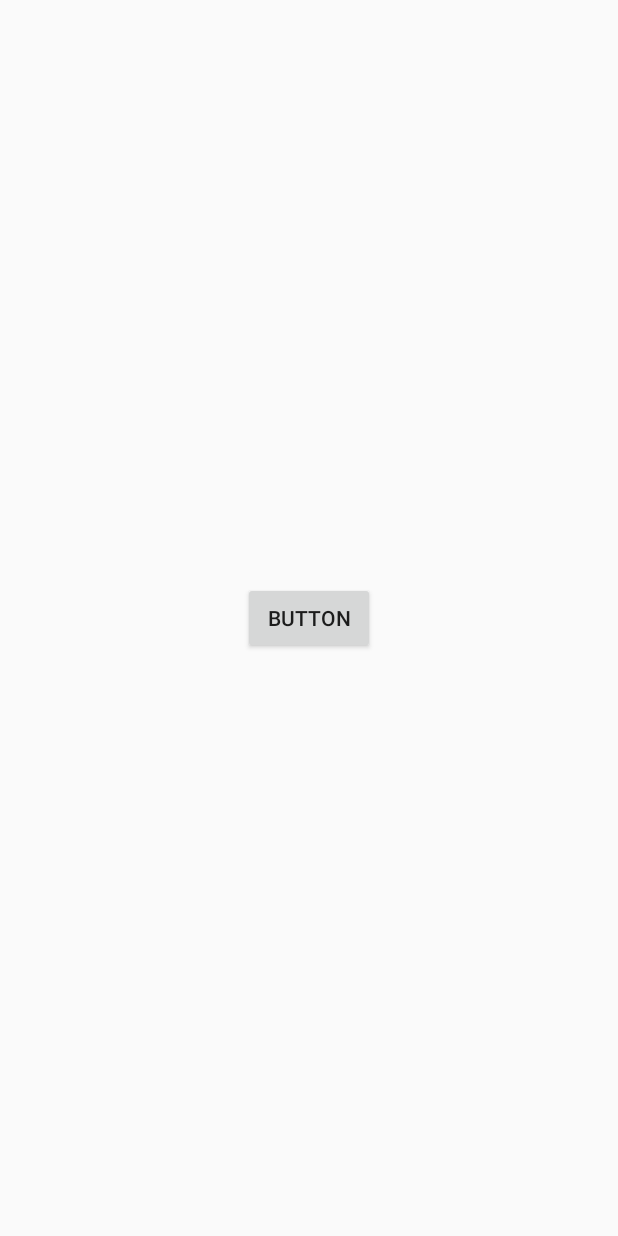
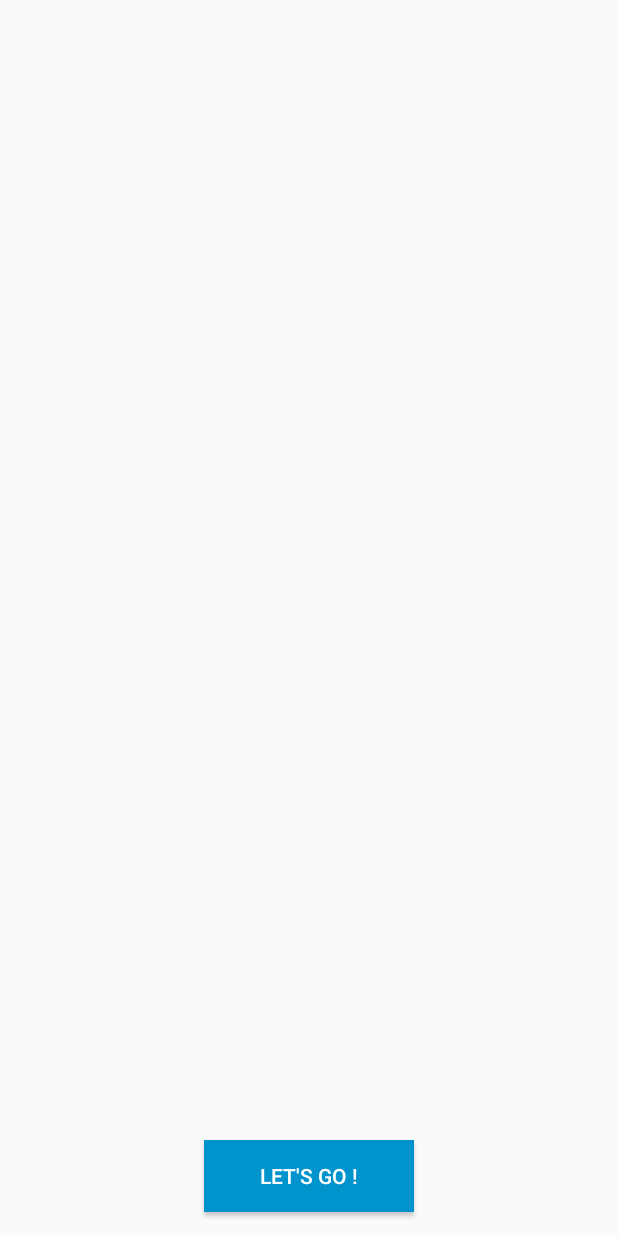
Before and after one commit to AletOne/Alice, an Android app: the NeedActivity screen opened directly, with no data from a screen before it, on a phone screen of 412 x 824 dp. Run offline under Robolectric (Android 15) with nearby library versions, the phone set to English and light mode, and no system bars.

Commit message:
V.0.2.1
Needs Activity Button

```diff
--- a/app/src/main/res/layout/activity_need.xml
+++ b/app/src/main/res/layout/activity_need.xml
@@ -9,16 +9,18 @@
 
     <Button
         android:id="@+id/button"
-        android:layout_width="wrap_content"
+        android:layout_width="140dp"
         android:layout_height="wrap_content"
-        android:layout_marginBottom="8dp"
+        android:layout_marginBottom="16dp"
         android:layout_marginEnd="8dp"
         android:layout_marginStart="8dp"
         android:layout_marginTop="8dp"
-        android:text="Button"
+        android:onClick="startMain"
+        android:background="@color/colorPrimaryDark"
+        android:textColor="@color/white"
+        android:text="Let's Go !"
         app:layout_constraintBottom_toBottomOf="parent"
         app:layout_constraintEnd_toEndOf="parent"
-        app:layout_constraintStart_toStartOf="parent"
-        app:layout_constraintTop_toTopOf="parent"
-        android:onClick="startMain"/>
+        app:layout_constraintHorizontal_bias="0.501"
+        app:layout_constraintStart_toStartOf="parent"/>
 </android.support.constraint.ConstraintLayout>
--- a/app/src/main/res/values/colors.xml
+++ b/app/src/main/res/values/colors.xml
@@ -3,4 +3,5 @@
     <color name="colorPrimary">#00c3ff</color>
     <color name="colorPrimaryDark">#0093cc</color>
     <color name="colorAccent">#FF4081</color>
+    <color name="white">#ffffff</color>
 </resources>
```
Also changed, not shown: 4 other files.
